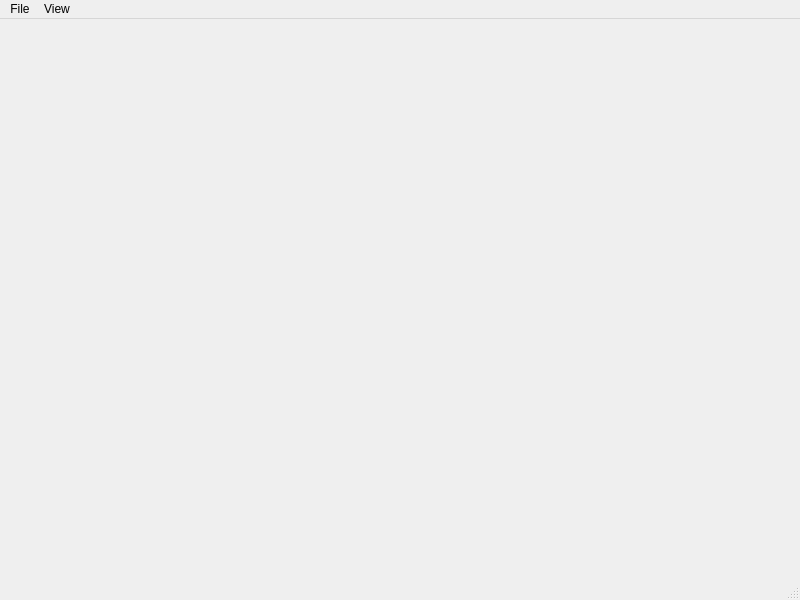
Above: trunk/source/libview/MainWindow.ui from anat/e-p-i-t-i-v-o before the change. Below: the same form after it.
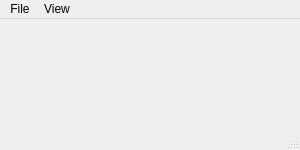
That is the form after the change.

What changed in the file:
```diff
--- a/trunk/source/libview/MainWindow.ui
+++ b/trunk/source/libview/MainWindow.ui
@@ -6,10 +6,22 @@
    <rect>
     <x>0</x>
     <y>0</y>
-    <width>800</width>
-    <height>600</height>
+    <width>300</width>
+    <height>150</height>
    </rect>
   </property>
+  <property name="sizePolicy">
+   <sizepolicy hsizetype="Expanding" vsizetype="Expanding">
+    <horstretch>0</horstretch>
+    <verstretch>0</verstretch>
+   </sizepolicy>
+  </property>
+  <property name="minimumSize">
+   <size>
+    <width>300</width>
+    <height>150</height>
+   </size>
+  </property>
   <property name="windowTitle">
    <string>MainWindow</string>
   </property>
@@ -19,8 +31,8 @@
     <rect>
      <x>0</x>
      <y>0</y>
-     <width>800</width>
-     <height>25</height>
+     <width>300</width>
+     <height>27</height>
     </rect>
    </property>
    <widget class="QMenu" name="menuFile">
```
